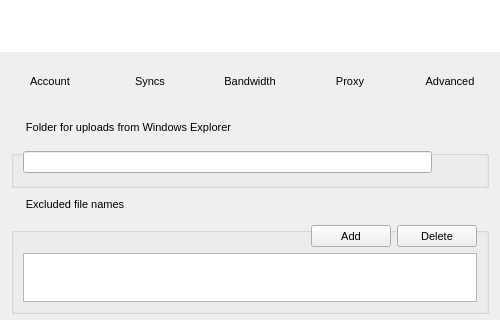
Before: the Qt Designer form Source/MEGASync/gui/SettingsDialog.ui in meganz/MEGAsync, drawn with Qt 5; both pictures show x 0 to 500 and y 0 to 320 of the 500 by 520 pixel window.
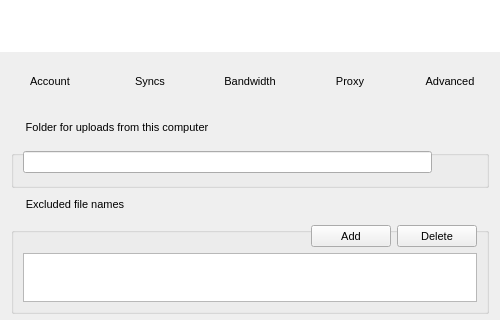
After: the same form once the commit is applied. The open tabs and pages were chosen to show the change. Icons and pictures are not drawn.

```diff
--- a/Source/MEGASync/gui/SettingsDialog.ui
+++ b/Source/MEGASync/gui/SettingsDialog.ui
@@ -1390,7 +1390,7 @@
        <item>
         <widget class="QGroupBox" name="groupBox_2">
          <property name="title">
-          <string>Folder for uploads from Windows Explorer</string>
+          <string>Folder for uploads from this computer</string>
          </property>
          <layout class="QHBoxLayout" name="horizontalLayout_9">
           <item>
```
Left out of the diff: 7 changed lines with no effect on the pictures.
